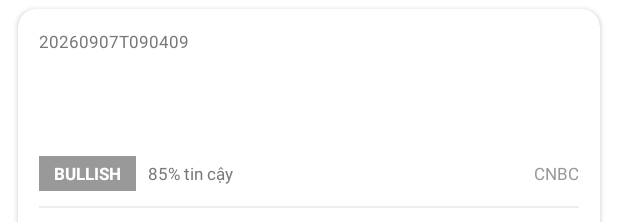
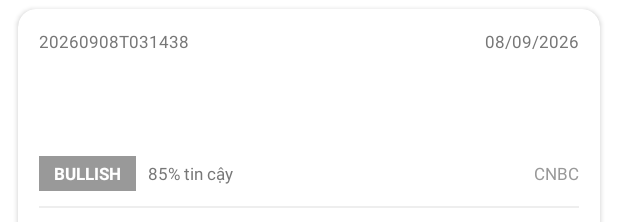
Before and after one commit to megatron69-26/fnmf-app, an Android app: the layout item_news.xml on its own in the app's theme, with its tools: preview values and no code run, on a phone screen of 412 x 824 dp. Shown: the top 222 px of the screen. Run offline under Robolectric (Android 15) with nearby library versions, the light colour scheme and no system bars.

Commit message:
feat(news): show formatted release date on news cards

```diff
--- a/app/build.gradle.kts
+++ b/app/build.gradle.kts
@@ -14,8 +14,8 @@ android {
         applicationId = "com.example.nhumonglenh"
         minSdk = 24
         targetSdk = 35
-        versionCode = 8
-        versionName = "1.1.8"
+        versionCode = 9
+        versionName = "1.1.9"
 
         testInstrumentationRunner = "androidx.test.runner.AndroidJUnitRunner"
     }
--- a/app/src/main/res/layout/item_news.xml
+++ b/app/src/main/res/layout/item_news.xml
@@ -17,15 +17,32 @@
         android:orientation="vertical"
         android:padding="14dp">
 
-        <!-- Ngày đăng -->
-        <TextView
-            android:id="@+id/tvDate"
+        <!-- Ngày đăng: Timestamp gốc (trái) & Ngày phát hành dễ đọc (phải) -->
+        <LinearLayout
             android:layout_width="match_parent"
             android:layout_height="wrap_content"
-            android:layout_marginBottom="4dp"
-            android:textSize="11sp"
-            android:textColor="#777777"
-            tools:text="20260907T090409" />
+            android:orientation="horizontal"
+            android:gravity="center_vertical"
+            android:layout_marginBottom="4dp">
+
+            <TextView
+                android:id="@+id/tvDate"
+                android:layout_width="0dp"
+                android:layout_height="wrap_content"
+                android:layout_weight="1"
+                android:textSize="11sp"
+                android:textColor="#777777"
+                tools:text="20260908T031438" />
+
+            <TextView
+                android:id="@+id/tvReleaseDate"
+                android:layout_width="wrap_content"
+                android:layout_height="wrap_content"
+                android:textAlignment="viewEnd"
+                android:textSize="11sp"
+                android:textColor="#777777"
+                tools:text="08/09/2026" />
+        </LinearLayout>
 
         <TextView
             android:id="@+id/tvTitle"
```
Also changed, not shown: app/src/main/java/com/example/nhumonglenh/ui/news/NewsAdapter.kt (+37 -1 lines), 1 other file.
